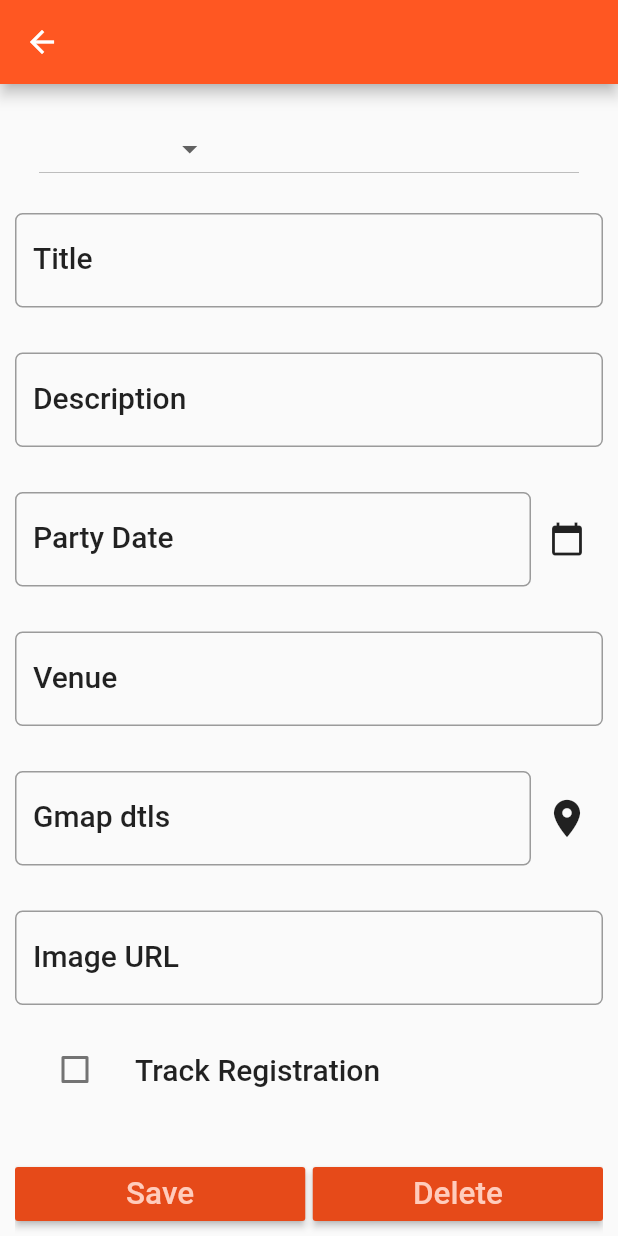
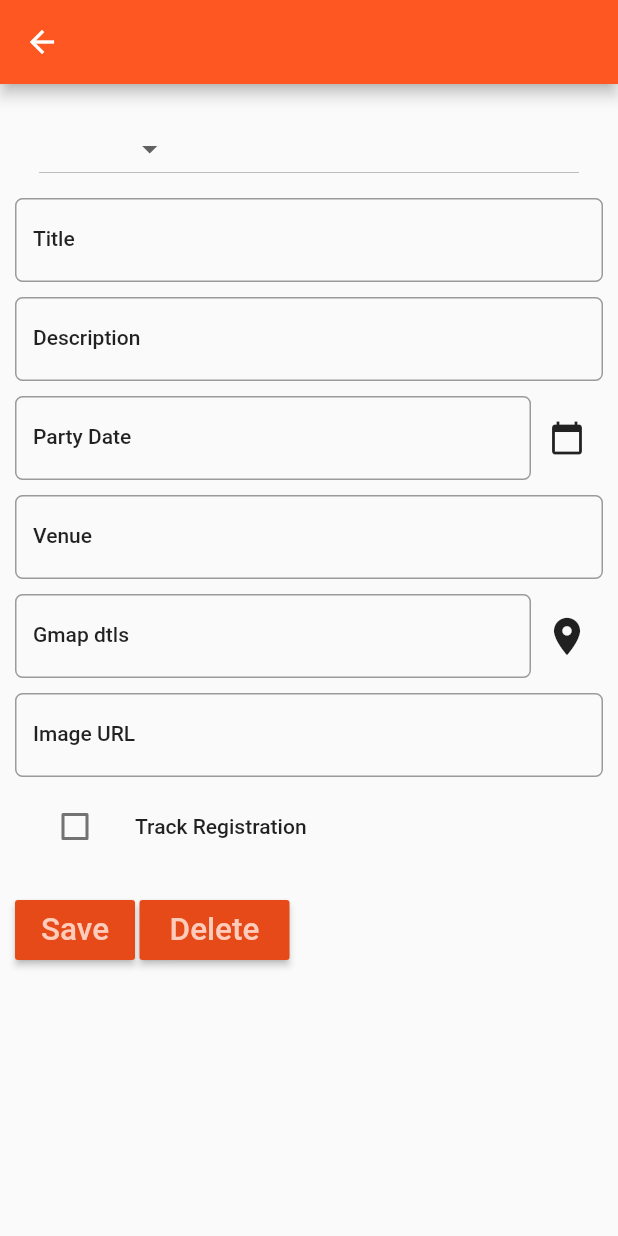
Before and after one commit to damodba/PartyMan_New, a Flutter app: the FunctionDetail screen opened directly with empty values, on a phone screen of 412 x 824 dp. Run offline on Flutter 3.47's test engine with Material 2 defaults, Android fonts, the phone set to English and light mode, and no system bars; our stand-ins replace cloud_firestore, firebase_auth, flutter_spinkit, image_picker, qr_flutter, sqflite and 1 more; missing offline and left inert: flutter_share, flutter_share_file, qr_code_scanner; accounts and stored records are empty.

Commit message:
Changed Text Style.

```diff
--- a/lib/Screens/FunctionDetail.dart
+++ b/lib/Screens/FunctionDetail.dart
@@ -53,10 +53,11 @@ class FunctionDetailState extends State<FunctionDetail> {
 
   @override
   Widget build(BuildContext context) {
-    TextStyle textStyle_H6 = Theme.of(context).textTheme.headline6;
+    TextStyle textStyle_H6 = Theme.of(context).textTheme.bodyText1;
     TextStyle textStyle_title = Theme.of(context).textTheme.title;
+    EdgeInsets TextEdgeInsets = EdgeInsets.only(top: 5.0, bottom: 5.0);
 
-    titleController.text = functionM.title;
+     titleController.text = functionM.title;
     descriptionController.text = functionM.partyDesc;
     partydateController.text = functionM.partyDate;
     venueController.text = functionM.venue;
@@ -104,7 +105,7 @@ class FunctionDetailState extends State<FunctionDetail> {
                         })),
                 //Second Element Title
                 Padding(
-                  padding: EdgeInsets.only(top: 15.0, bottom: 15.0),
+                  padding: TextEdgeInsets,
                   child: TextField(
                     controller: titleController,
                     style: textStyle_H6,
@@ -123,10 +124,11 @@ class FunctionDetailState extends State<FunctionDetail> {
                 //Text(functionM.partyGkey),
                 //Third Element partydesc
                 Padding(
-                  padding: EdgeInsets.only(top: 15.0, bottom: 15.0),
+                  padding: TextEdgeInsets,
                   child: TextField(
                     controller: descriptionController,
                     style: textStyle_H6,
+                    maxLines: null,
                     onChanged: (value) {
                       debugPrint("Something Changed in desc  field");
                       updateDescription();
@@ -142,7 +144,7 @@ class FunctionDetailState extends State<FunctionDetail> {
 
                 //Fourth Element
                 Padding(
-                    padding: EdgeInsets.only(top: 15.0, bottom: 15.0),
+                    padding:TextEdgeInsets,
                     child: Row(
                       children: <Widget>[
                         Expanded(
@@ -179,7 +181,7 @@ class FunctionDetailState extends State<FunctionDetail> {
                     )),
                 //fifth element
                 Padding(
-                  padding: EdgeInsets.only(top: 15.0, bottom: 15.0),
+                  padding: TextEdgeInsets,
                   child: TextField(
                     controller: venueController,
                     style: textStyle_H6,
@@ -200,7 +202,7 @@ class FunctionDetailState extends State<FunctionDetail> {
                   children: <Widget>[
                     Expanded(
                       child: Padding(
-                        padding: EdgeInsets.only(top: 15.0, bottom: 15.0),
+                        padding: TextEdgeInsets,
                         child: TextField(
                           controller: gmapDtlsController,
                           style: textStyle_H6,
@@ -228,7 +230,7 @@ class FunctionDetailState extends State<FunctionDetail> {
                 ),
                 //sixth element
                 Padding(
-                  padding: EdgeInsets.only(top: 15.0, bottom: 15.0),
+                  padding: TextEdgeInsets,
                   child: TextField(
                     controller: imageContoller,
                     style: textStyle_H6,
@@ -245,7 +247,7 @@ class FunctionDetailState extends State<FunctionDetail> {
                   ),
                 ),
                 ListTile(
-                  title: Text('Track Registration', style: textStyle_title),
+                  title: Text('Track Registration', style: textStyle_H6),
                   leading: Checkbox(
                     value: checkBoxValue,
                     onChanged: (bool value) {
@@ -280,10 +282,12 @@ class FunctionDetailState extends State<FunctionDetail> {
                     : Text(''),
                 //8th element save delete button
                 Padding(
-                  padding: EdgeInsets.only(top: 15.0, bottom: 15.0),
+                  padding: TextEdgeInsets,
                   child: Row(
                     children: <Widget>[
-                      Expanded(
+                  SizedBox(
+                    width: 80.0,
+                    height: 40.0,
                         child: RaisedButton(
                           color: Theme.of(context).primaryColorDark,
                           textColor: Theme.of(context).primaryColorLight,
@@ -299,12 +303,15 @@ class FunctionDetailState extends State<FunctionDetail> {
                         ),
                       ),
                       Container(
-                        width: 5.0,
+                        width: 3.0,
                       ),
-                      Expanded(
+                      SizedBox(
+                        width: 100.0,
+                        height: 40.0,
                         child: RaisedButton(
                           color: Theme.of(context).primaryColorDark,
                           textColor: Theme.of(context).primaryColorLight,
+
                           child: Text(
                             "Delete",
                             textScaleFactor: 1.5,
```
